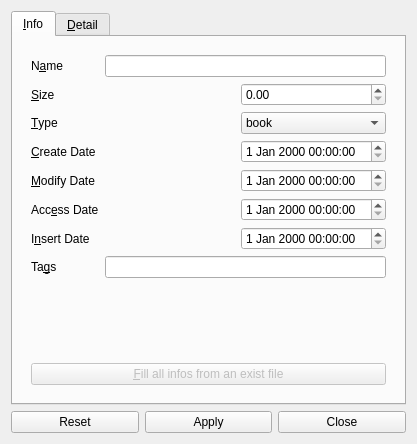
The window that uiQt/infodialog.ui (osmank3/bilge-katalog-old) describes before a commit, drawn with Qt 5.
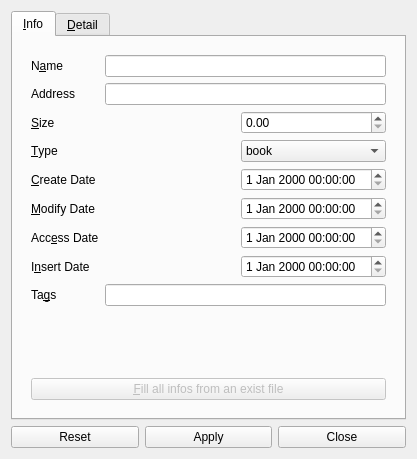
The same window after the commit.

Commit message: bilgiler diyaloğuna adres bilgisi gösteren kısım eklendi. Sebebi unutulup silinmiş bir parametre tekrar eklenerek yeni dosya dizin oluşturulma sorunu çözüldü.

Diff of the .ui file:
```diff
--- a/uiQt/infodialog.ui
+++ b/uiQt/infodialog.ui
@@ -7,7 +7,7 @@
     <x>0</x>
     <y>0</y>
     <width>417</width>
-    <height>444</height>
+    <height>459</height>
    </rect>
   </property>
   <property name="windowTitle">
@@ -41,7 +41,7 @@
            <item row="0" column="1" colspan="2">
             <widget class="QLineEdit" name="infoNameEdit"/>
            </item>
-           <item row="1" column="0">
+           <item row="2" column="0">
             <widget class="QLabel" name="labelSizeFile">
              <property name="text">
               <string>&amp;Size</string>
@@ -51,7 +51,7 @@
              </property>
             </widget>
            </item>
-           <item row="1" column="1">
+           <item row="2" column="1">
             <spacer name="horizontalSpacer">
              <property name="orientation">
               <enum>Qt::Horizontal</enum>
@@ -64,14 +64,14 @@
              </property>
             </spacer>
            </item>
-           <item row="1" column="2">
+           <item row="2" column="2">
             <widget class="QDoubleSpinBox" name="infoSizeSpin">
              <property name="maximum">
               <double>1024.990000000000009</double>
              </property>
             </widget>
            </item>
-           <item row="2" column="0">
+           <item row="3" column="0">
             <widget class="QLabel" name="labelTypeFile">
              <property name="text">
               <string>&amp;Type</string>
@@ -81,7 +81,7 @@
              </property>
             </widget>
            </item>
-           <item row="2" column="1">
+           <item row="3" column="1">
             <spacer name="horizontalSpacer_2">
              <property name="orientation">
               <enum>Qt::Horizontal</enum>
@@ -94,7 +94,7 @@
              </property>
             </spacer>
            </item>
-           <item row="2" column="2">
+           <item row="3" column="2">
             <widget class="QComboBox" name="infoTypeCombo">
              <property name="currentIndex">
               <number>0</number>
@@ -131,7 +131,7 @@
              </item>
             </widget>
            </item>
-           <item row="3" column="0">
+           <item row="4" column="0">
             <widget class="QLabel" name="labelDateCreateFile">
              <property name="text">
               <string>&amp;Create Date</string>
@@ -141,7 +141,7 @@
              </property>
             </widget>
            </item>
-           <item row="3" column="1">
+           <item row="4" column="1">
             <spacer name="horizontalSpacer_3">
              <property name="orientation">
               <enum>Qt::Horizontal</enum>
@@ -154,10 +154,10 @@
              </property>
             </spacer>
            </item>
-           <item row="3" column="2">
+           <item row="4" column="2">
             <widget class="QDateTimeEdit" name="infoDateCreate"/>
            </item>
-           <item row="4" column="0">
+           <item row="5" column="0">
             <widget class="QLabel" name="labelDateModifyFile">
              <property name="text">
               <string>&amp;Modify Date</string>
@@ -167,7 +167,7 @@
              </property>
             </widget>
            </item>
-           <item row="4" column="1">
+           <item row="5" column="1">
             <spacer name="horizontalSpacer_9">
              <property name="orientation">
               <enum>Qt::Horizontal</enum>
@@ -180,10 +180,10 @@
              </property>
             </spacer>
            </item>
-           <item row="4" column="2">
+           <item row="5" column="2">
             <widget class="QDateTimeEdit" name="infoDateModify"/>
            </item>
-           <item row="5" column="0">
+           <item row="6" column="0">
             <widget class="QLabel" name="labelDateAccessFile">
              <property name="text">
               <string>Acc&amp;ess Date</string>
@@ -193,7 +193,7 @@
              </property>
             </widget>
            </item>
-           <item row="5" column="1">
+           <item row="6" column="1">
             <spacer name="horizontalSpacer_10">
              <property name="orientation">
               <enum>Qt::Horizontal</enum>
@@ -206,10 +206,10 @@
              </property>
             </spacer>
            </item>
-           <item row="5" column="2">
+           <item row="6" column="2">
             <widget class="QDateTimeEdit" name="infoDateAccess"/>
            </item>
-           <item row="6" column="0">
+           <item row="7" column="0">
             <widget class="QLabel" name="labelDateInsertFile">
              <property name="text">
               <string>I&amp;nsert Date</string>
@@ -219,7 +219,7 @@
              </property>
             </widget>
            </item>
-           <item row="6" column="1">
+           <item row="7" column="1">
             <spacer name="horizontalSpacer_11">
              <property name="orientation">
               <enum>Qt::Horizontal</enum>
@@ -232,10 +232,10 @@
              </property>
             </spacer>
            </item>
-           <item row="6" column="2">
+           <item row="7" column="2">
             <widget class="QDateTimeEdit" name="infoDateInsert"/>
            </item>
-           <item row="7" column="0">
+           <item row="8" column="0">
             <widget class="QLabel" name="labelTagsFile">
              <property name="text">
               <string>Ta&amp;gs</string>
@@ -245,10 +245,10 @@
              </property>
             </widget>
            </item>
-           <item row="7" column="1" colspan="2">
+           <item row="8" column="1" colspan="2">
             <widget class="QLineEdit" name="infoTagsEdit"/>
            </item>
-           <item row="8" column="0" colspan="3">
+           <item row="9" column="0" colspan="3">
             <spacer name="verticalSpacer">
              <property name="orientation">
               <enum>Qt::Vertical</enum>
@@ -261,7 +261,7 @@
              </property>
             </spacer>
            </item>
-           <item row="9" column="0" colspan="3">
+           <item row="10" column="0" colspan="3">
             <widget class="QPushButton" name="fillFromFile">
              <property name="enabled">
               <bool>false</bool>
@@ -271,6 +271,20 @@
              </property>
             </widget>
            </item>
+           <item row="1" column="0">
+            <widget class="QLabel" name="labelAddress">
+             <property name="text">
+              <string>Address</string>
+             </property>
+            </widget>
+           </item>
+           <item row="1" column="1" colspan="2">
+            <widget class="QLineEdit" name="infoAddress">
+             <property name="readOnly">
+              <bool>true</bool>
+             </property>
+            </widget>
+           </item>
           </layout>
          </widget>
          <widget class="QWidget" name="dirInfo">
```
Left out of the diff: 42 changed lines with no effect on the pictures. The commit also changes 2 other files.
